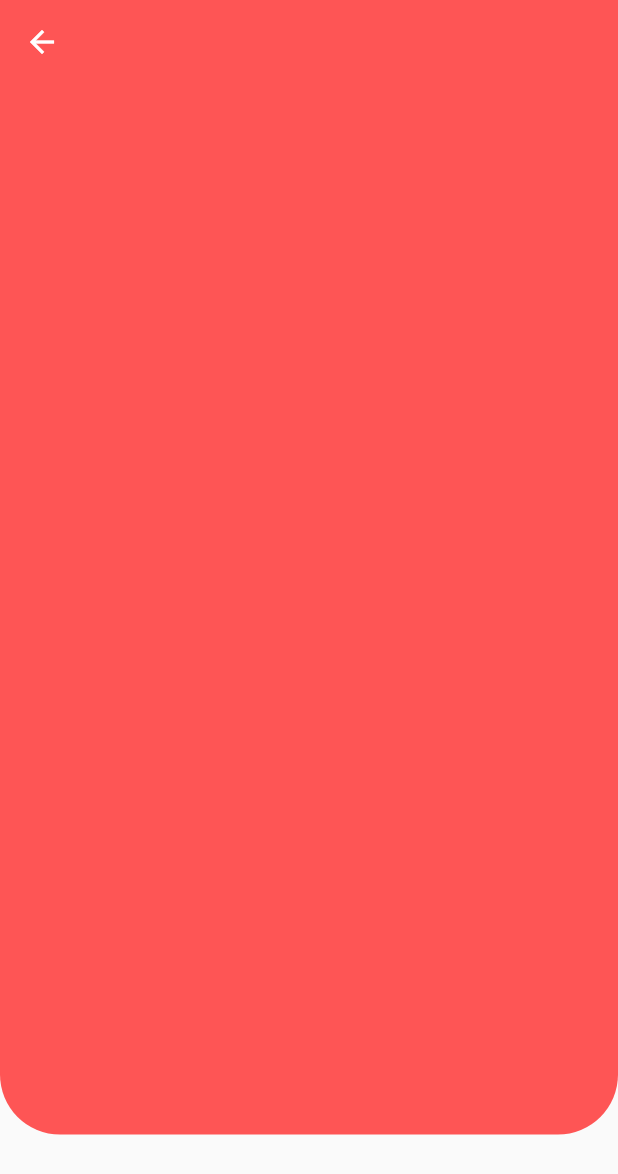
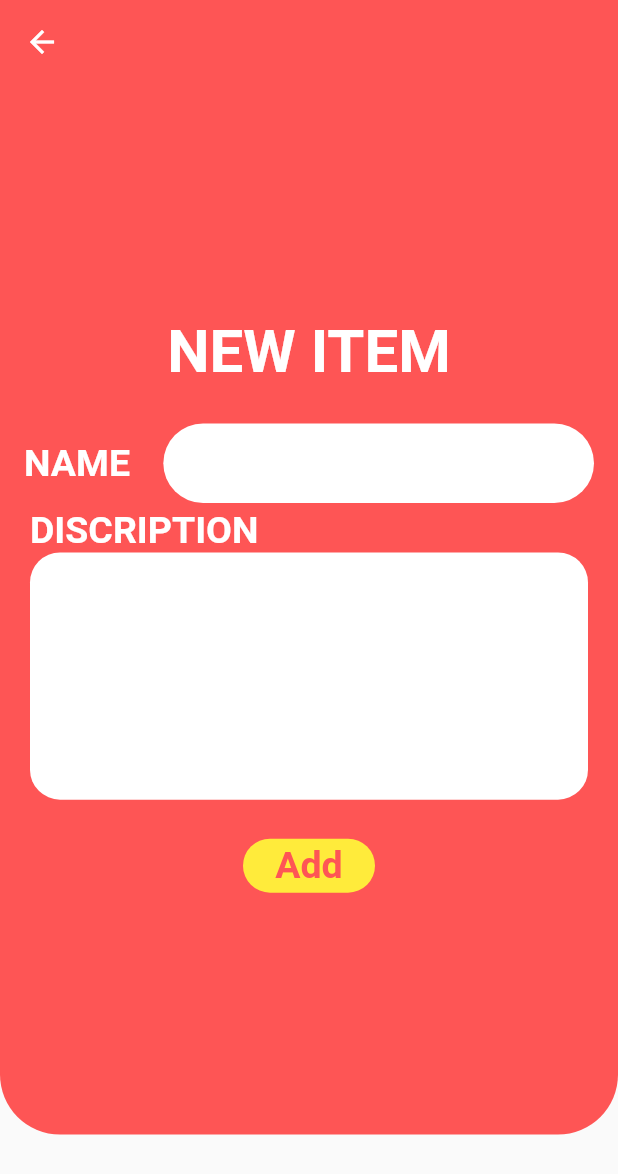
Before and after one commit to Pasitto/Collection-Store-App, a Flutter app: the AdditemScreen screen opened by its route, on a phone screen of 412 x 824 dp. Shown: the top 1174 px of the screen. Run offline on Flutter 3.47's test engine with Material 2 defaults, Android fonts, the phone set to English and light mode, and no system bars.

Commit message:
cheate demo additem

```diff
--- a/lib/screen/additem.dart
+++ b/lib/screen/additem.dart
@@ -29,8 +29,92 @@ class _AdditemScreenState extends State<AdditemScreen> {
                 )
               ),
               child: Column(//start forms here
+                mainAxisAlignment: MainAxisAlignment.center,
                 children: <Widget>[
+                  Container(
+                    margin: EdgeInsets.symmetric(vertical: 20),
+                    child: Text(
+                      'New Item'.toUpperCase(),
+                      style: TextStyle(color: Colors.white, fontSize: 40, fontWeight: FontWeight.bold),
+                    ),
+                  ),
+                  //add image
 
+                  //
+                  ListTile(
+                    leading: Text(
+                      'Name '.toUpperCase(),
+                      style: TextStyle(color: Colors.white, fontSize: 25, fontWeight: FontWeight.bold),
+                    ),
+                    title: Container(
+                      padding: EdgeInsets.symmetric(horizontal: 20),
+                      decoration: BoxDecoration(
+                        color: Colors.white,
+                        border: Border(),
+                        borderRadius: BorderRadius.all(Radius.circular(30))
+                      ),
+                      child: TextFormField(
+                        decoration: InputDecoration(
+                          enabledBorder: InputBorder.none,
+                          focusedBorder: InputBorder.none,
+                        ),
+                        //controller: ,
+                        //onChaged: ,
+                        textAlign: TextAlign.start,
+                        style: TextStyle(fontSize: 25),
+                      ),
+                    )
+                  ),
+                  //
+                    //Date
+                  //
+                  Container(
+                    margin: EdgeInsets.symmetric(horizontal: 20),
+                    child: Column(
+                      crossAxisAlignment: CrossAxisAlignment.start,
+                      children: <Widget>[
+                        Text(
+                          'Discription '.toUpperCase(),
+                          style: TextStyle(color: Colors.white, fontSize: 25, fontWeight: FontWeight.bold),
+                        ),
+                        Container(
+                          height: size.height * 0.2,
+                          padding: EdgeInsets.symmetric(horizontal: 16),
+                          decoration: BoxDecoration(
+                            color: Colors.white,
+                            borderRadius: BorderRadius.all(Radius.circular(20))
+                          ),
+                          child: TextFormField(
+                            decoration: InputDecoration(
+                              enabledBorder: InputBorder.none,
+                              focusedBorder: InputBorder.none,
+                            ),
+                            //controller: ,
+                            //onChaged: ,
+                            textAlign: TextAlign.start,
+                            style: TextStyle(fontSize: 22),
+                            keyboardType: TextInputType.multiline,
+                            maxLines: 5
+                          ),
+                        )
+                      ]
+                    ),
+                  ),
+                  //
+                    //Care? choice
+                  //
+                  Container(
+                    margin: EdgeInsets.symmetric(vertical: 20),
+                    child: FlatButton(
+                      //disabledColor: Colors.yellow,
+                      color: Colors.yellow,
+                      shape: RoundedRectangleBorder(
+                        borderRadius: BorderRadius.all(Radius.circular(30)),
+                      ),
+                      onPressed: () => {},
+                      child: Text('Add', style: TextStyle(fontSize: 25,color: Color(0xFFFE5555),fontWeight: FontWeight.bold),)
+                    ),
+                  ),
                 ],
               ),
             ),
--- a/lib/screen/showitem.dart
+++ b/lib/screen/showitem.dart
@@ -44,7 +44,9 @@ class _ShowitemScreenState extends State<ShowitemScreen> {
                         backgroundColor: Color(0xFFFE5555),
                         mini: true,
                         child: Icon(Icons.add),
-                        onPressed: () => {},
+                        onPressed: () => {
+                          Navigator.of(context).pushNamed(AppRoutes.additem),
+                        },
                       ),
                     ],
                   ),
```
